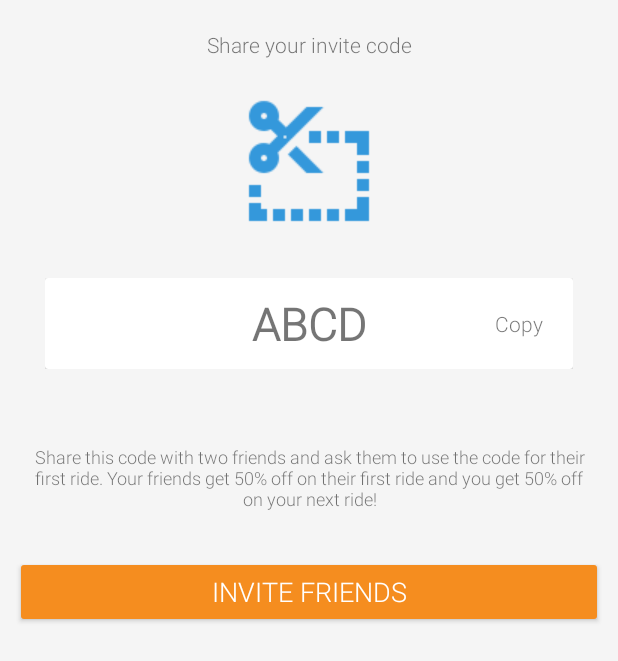
After one commit to sakibrahmanchy/chatga-ride-driver, an Android app: the layout activity_referral.xml on its own in the app's theme, with its tools: preview values and no code run, on a phone screen of 412 x 824 dp. The commit adds this screen. Shown: the top 661 px of the screen. Run offline under Robolectric (Android 15) with nearby library versions, the phone set to English and light mode, and no system bars.

Commit message:
Merge branch 'master' of https://gitlab.com/arifulcuet52/devRider
# Conflicts:
#	.idea/modules.xml

```diff
--- a/app/build.gradle
+++ b/app/build.gradle
@@ -66,12 +66,12 @@ dependencies {
     compile 'commons-net:commons-net:3.3'
     compile 'com.android.volley:volley:1.0.0'
     compile 'pl.droidsonroids.gif:android-gif-drawable:1.2.10'
-
     compile 'com.android.support:cardview-v7:26.1.0'
     compile 'com.android.support:recyclerview-v7:26.1.0'
     compile 'com.squareup.picasso:picasso:2.5.2'
     compile 'com.facebook.android:account-kit-sdk:4.+'
     compile 'com.jjoe64:graphview:4.2.1'
+    compile 'com.jaeger.statusbarutil:library:1.4.0'
     compile('com.crashlytics.sdk.android:crashlytics:2.9.1@aar') {
         transitive = true;
     }
--- /dev/null
+++ b/app/src/main/res/layout/activity_referral.xml
@@ -0,0 +1,94 @@
+<?xml version="1.0" encoding="utf-8"?>
+<android.support.constraint.ConstraintLayout xmlns:android="http://schemas.android.com/apk/res/android"
+    xmlns:app="http://schemas.android.com/apk/res-auto"
+    xmlns:tools="http://schemas.android.com/tools"
+    android:layout_width="match_parent"
+    android:layout_height="match_parent"
+    android:background="@color/grey_100"
+>
+
+    <LinearLayout
+        android:layout_width="match_parent"
+        android:layout_height="match_parent"
+        android:orientation="vertical">
+
+        <LinearLayout
+            android:layout_width="match_parent"
+            android:layout_height="wrap_content"
+            android:orientation="vertical">
+
+            <TextView
+                android:layout_width="match_parent"
+                android:layout_height="wrap_content"
+                android:layout_marginTop="20dp"
+                android:gravity="center"
+                android:text="Share your invite code"
+                android:textSize="@dimen/small_font_size" />
+
+            <ImageView
+                android:layout_width="wrap_content"
+                android:layout_height="wrap_content"
+                android:layout_gravity="center"
+                android:layout_marginTop="20dp"
+                android:src="@drawable/ic_coupon_code" />
+        </LinearLayout>
+
+        <LinearLayout
+            android:layout_width="match_parent"
+            android:layout_height="wrap_content"
+            android:layout_margin="30dp"
+            android:orientation="horizontal">
+
+            <android.support.v7.widget.CardView
+                android:layout_width="match_parent"
+                android:layout_height="match_parent"
+                >
+                <FrameLayout
+                    android:layout_width="match_parent"
+                    android:layout_height="wrap_content"
+                    android:padding="10dp">
+                    <TextView
+                        android:id="@+id/referral_view"
+                        android:layout_width="wrap_content"
+                        android:layout_height="wrap_content"
+                        android:layout_gravity="center"
+                        android:text="ABCD"
+                        android:textSize="30sp"
+                        android:textStyle="bold" />
+
+                    <TextView
+                        android:id="@+id/copy"
+                        android:layout_width="wrap_content"
+                        android:layout_height="wrap_content"
+                        android:layout_gravity="right|center"
+                        android:paddingRight="10dp"
+                        android:text="Copy" />
+                </FrameLayout>
+            </android.support.v7.widget.CardView>
+
+        </LinearLayout>
+        <LinearLayout
+            android:layout_width="match_parent"
+            android:layout_height="wrap_content">
+            <TextView
+                android:padding="20dp"
+                android:layout_width="match_parent"
+                android:text="Share this code with two friends and ask them to use the code for their first ride. Your friends get 50% off on their first ride and you get 50% off on your next ride!"
+                android:gravity="center"
+                android:textAlignment="center"
+                android:textSize="@dimen/tinny_font_size"
+                android:layout_height="wrap_content" />
+        </LinearLayout>
+        <Button
+            android:id="@+id/invite_btn"
+            android:layout_width="match_parent"
+            android:layout_height="wrap_content"
+            android:layout_margin="10dp"
+            android:padding="10dp"
+            android:text="INVITE FRIENDS"
+            android:layout_alignParentBottom="true"
+            android:textSize="@dimen/large_font_size"
+            android:theme="@style/ThemeOverlay.MyDarkButton" />
+    </LinearLayout>
+
+</android.support.constraint.ConstraintLayout>
--- a/app/src/main/res/layout/activity_setting.xml
+++ b/app/src/main/res/layout/activity_setting.xml
@@ -126,9 +126,6 @@
                 android:paddingLeft="10dp"
                 android:background="@drawable/profile_border">
 
-
-
-
                     <LinearLayout
                         android:layout_width="match_parent"
                         android:orientation="horizontal"
```
Also changed, not shown: app/src/main/AndroidManifest.xml (+5 -2 lines), app/src/main/java/com/chaatgadrive/arif/chaatgadrive/Referral/ReferralActivity.java (added, +64 -0 lines), app/src/main/java/com/chaatgadrive/arif/chaatgadrive/RegistrationActivity.java (+6 -4 lines), app/src/main/res/layout/activity_registration.xml (+41 -4 lines), app/src/main/res/layout/profile_view.xml (+27 -0 lines), app/src/main/res/drawable/ic_coupon_code.png (added), app/src/main/res/drawable/referral.png (added).
